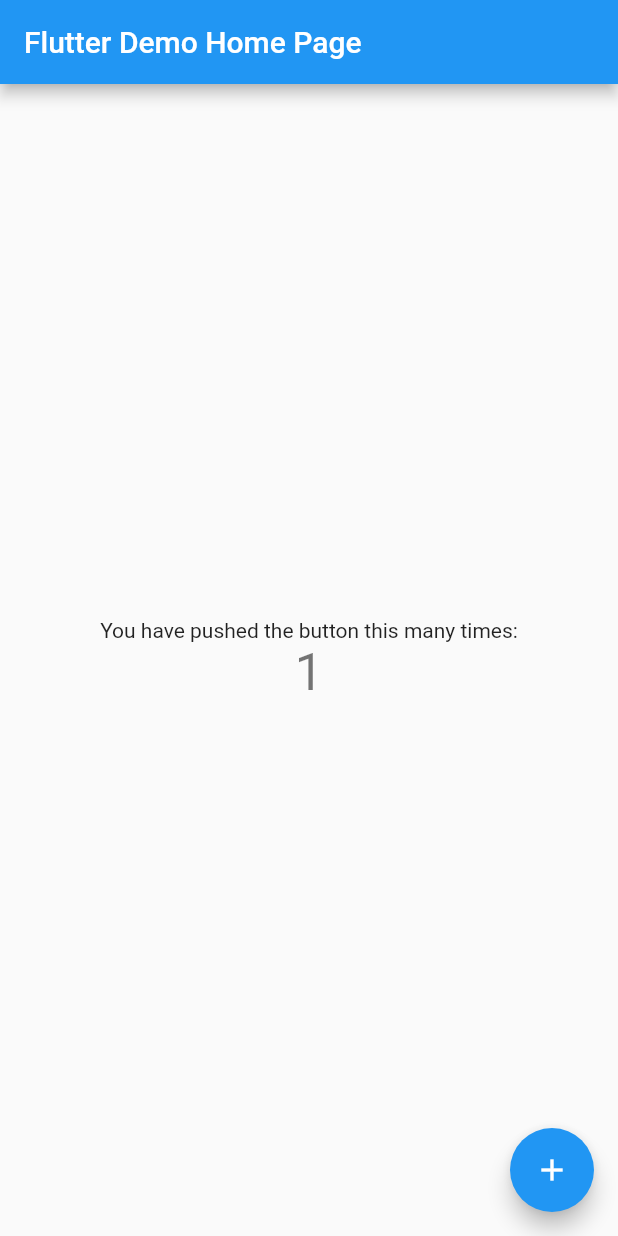
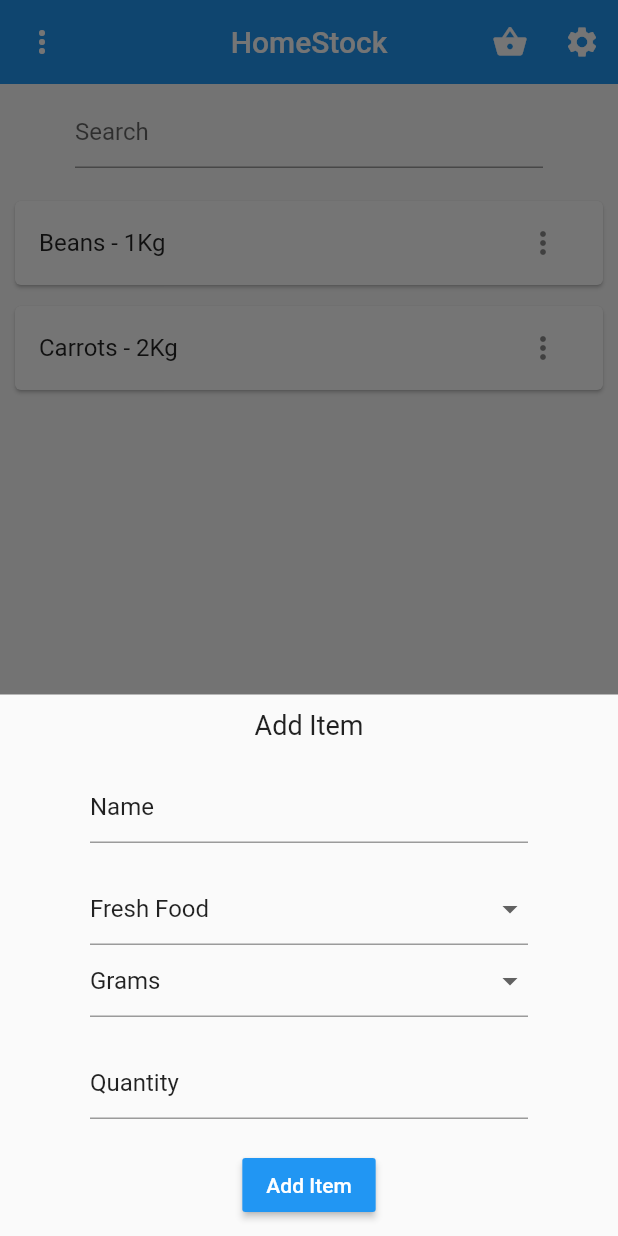
Before and after one commit to inTJ-lk/HomeStock, a Flutter app: the screen it shows after launch, after a tap on the "add" icon, on a phone screen of 412 x 824 dp. Run offline on Flutter 3.47's test engine with Material 2 defaults, Android fonts, the phone set to English and light mode, and no system bars.

Commit message:
UI: Home Page, Item List

```diff
--- a/home_stock/lib/main.dart
+++ b/home_stock/lib/main.dart
@@ -1,4 +1,5 @@
 import 'package:flutter/material.dart';
+import 'package:home_stock/screens/home/home.dart';
 
 void main() => runApp(MyApp());
 
@@ -7,105 +8,7 @@ class MyApp extends StatelessWidget {
   @override
   Widget build(BuildContext context) {
     return MaterialApp(
-      title: 'Flutter Demo',
-      theme: ThemeData(
-        // This is the theme of your application.
-        //
-        // Try running your application with "flutter run". You'll see the
-        // application has a blue toolbar. Then, without quitting the app, try
-        // changing the primarySwatch below to Colors.green and then invoke
-        // "hot reload" (press "r" in the console where you ran "flutter run",
-        // or simply save your changes to "hot reload" in a Flutter IDE).
-        // Notice that the counter didn't reset back to zero; the application
-        // is not restarted.
-        primarySwatch: Colors.blue,
-      ),
-      home: MyHomePage(title: 'Flutter Demo Home Page'),
+      home: Home(),
     );
   }
 }
-
-class MyHomePage extends StatefulWidget {
-  MyHomePage({Key key, this.title}) : super(key: key);
-
-  // This widget is the home page of your application. It is stateful, meaning
-  // that it has a State object (defined below) that contains fields that affect
-  // how it looks.
-
-  // This class is the configuration for the state. It holds the values (in this
-  // case the title) provided by the parent (in this case the App widget) and
-  // used by the build method of the State. Fields in a Widget subclass are
-  // always marked "final".
-
-  final String title;
-
-  @override
-  _MyHomePageState createState() => _MyHomePageState();
-}
-
-class _MyHomePageState extends State<MyHomePage> {
-  int _counter = 0;
-
-  void _incrementCounter() {
-    setState(() {
-      // This call to setState tells the Flutter framework that something has
-      // changed in this State, which causes it to rerun the build method below
-      // so that the display can reflect the updated values. If we changed
-      // _counter without calling setState(), then the build method would not be
-      // called again, and so nothing would appear to happen.
-      _counter++;
-    });
-  }
-
-  @override
-  Widget build(BuildContext context) {
-    // This method is rerun every time setState is called, for instance as done
-    // by the _incrementCounter method above.
-    //
-    // The Flutter framework has been optimized to make rerunning build methods
-    // fast, so that you can just rebuild anything that needs updating rather
-    // than having to individually change instances of widgets.
-    return Scaffold(
-      appBar: AppBar(
-        // Here we take the value from the MyHomePage object that was created by
-        // the App.build method, and use it to set our appbar title.
-        title: Text(widget.title),
-      ),
-      body: Center(
-        // Center is a layout widget. It takes a single child and positions it
-        // in the middle of the parent.
-        child: Column(
-          // Column is also a layout widget. It takes a list of children and
-          // arranges them vertically. By default, it sizes itself to fit its
-          // children horizontally, and tries to be as tall as its parent.
-          //
-          // Invoke "debug painting" (press "p" in the console, choose the
-          // "Toggle Debug Paint" action from the Flutter Inspector in Android
-          // Studio, or the "Toggle Debug Paint" command in Visual Studio Code)
-          // to see the wireframe for each widget.
-          //
-          // Column has various properties to control how it sizes itself and
-          // how it positions its children. Here we use mainAxisAlignment to
-          // center the children vertically; the main axis here is the vertical
-          // axis because Columns are vertical (the cross axis would be
-          // horizontal).
-          mainAxisAlignment: MainAxisAlignment.center,
-          children: <Widget>[
-            Text(
-              'You have pushed the button this many times:',
-            ),
-            Text(
-              '$_counter',
-              style: Theme.of(context).textTheme.display1,
-            ),
-          ],
-        ),
-      ),
-      floatingActionButton: FloatingActionButton(
-        onPressed: _incrementCounter,
-        tooltip: 'Increment',
-        child: Icon(Icons.add),
-      ), // This trailing comma makes auto-formatting nicer for build methods.
-    );
-  }
-}
--- /dev/null
+++ b/home_stock/lib/models/item.dart
@@ -0,0 +1,10 @@
+class Item{
+
+  final String name;
+  final String category;
+  final String metric;
+  final int quantity;
+
+  Item({this.name, this.category, this.metric, this.quantity});
+
+}
--- /dev/null
+++ b/home_stock/lib/screens/home/addItem.dart
@@ -0,0 +1,79 @@
+// import 'package:employee_activity_tracker/shared/loading.dart';
+import 'package:flutter/material.dart';
+
+class AddItem extends StatefulWidget {
+  @override
+  _AddItemState createState() => _AddItemState();
+}
+
+class _AddItemState extends State<AddItem> {
+
+  final _formKey = GlobalKey<FormState>();
+  final List<String> categories = ['Fresh Food', 'Dry Food', 'Grocery', 'Household', 'Other'];
+  final List<String> metrics = ['Grams', 'Kilograms', 'Milliliters', 'Liters', 'Packets', 'Tins', 'Other'];
+
+  String _name;
+  String _category;
+  String _metric;
+  String _quantity;
+
+  @override
+  Widget build(BuildContext context) {
+
+    return Form(
+      key: _formKey,
+      child: Column(
+        children: <Widget>[
+          Text(
+            'Add Item',
+            style: TextStyle(fontSize: 18.0),
+          ),
+          SizedBox(height: 20.0),
+          TextFormField(
+            initialValue: 'Name',
+            validator: (val) => val.isEmpty ? 'Please enter a Name' : null,
+            onChanged: (val) => setState(() => _name = val),
+          ),
+          SizedBox(height: 20.0),
+          DropdownButtonFormField(
+            value: categories[0],
+            items: categories.map((item){
+              return DropdownMenuItem(
+                value: item,
+                child: Text('$item'),
+              );
+            }).toList(),
+            onChanged: (value) {},
+          ),
+          DropdownButtonFormField(
+            value: metrics[0],
+            items: metrics.map((item){
+              return DropdownMenuItem(
+                value: item,
+                child: Text('$item'),
+              );
+            }).toList(),
+            onChanged: (value) {},
+          ),
+          SizedBox(height: 20.0),
+          TextFormField(
+            initialValue: 'Quantity',
+            validator: (val) => val.isEmpty ? 'Please enter Quantity' : null,
+            onChanged: (val) => setState(() => _quantity = val),
+          ),
+          SizedBox(height: 20.0),
+          RaisedButton(
+            color: Colors.blue,
+            child: Text(
+              'Add Item',
+              style: TextStyle(color: Colors.white)
+            ),
+            onPressed: () async {
+              Navigator.pop(context);
+            },
+          ),
+        ],
+      ),
+    );
+  }
+}
--- /dev/null
+++ b/home_stock/lib/screens/home/home.dart
@@ -0,0 +1,78 @@
+import 'package:flutter/material.dart';
+import 'package:home_stock/screens/home/addItem.dart';
+import 'package:home_stock/screens/home/itemList.dart';
+
+class Home extends StatelessWidget {
+
+  @override
+  Widget build(BuildContext context) {
+
+    void _showAddItemPanel(){
+      showModalBottomSheet(context: context,isScrollControlled: true, builder: (context){
+        return Container(
+          padding: EdgeInsets.symmetric(vertical: 10.0, horizontal: 60.0),
+          child: Column(
+            mainAxisSize: MainAxisSize.min,
+            children: <Widget>[
+              AddItem(),
+            ],
+          ),
+        );
+      });
+    }
+
+    return Scaffold(
+        appBar: AppBar(
+          title: Text('HomeStock'),
+          centerTitle: true,
+          elevation: 0.0,
+          leading: PopupMenuButton<Choice>(
+            onSelected: null,
+            itemBuilder: (BuildContext context) {
+              return choices.map((Choice choice) {
+                return PopupMenuItem<Choice>(
+                  value: choice,
+                  child: Text(choice.title),
+                );
+              }).toList();
+            }
+          ),
+          actions: <Widget>[
+            IconButton(
+              icon: Icon(Icons.shopping_basket),
+              tooltip: 'Shopping List',
+              onPressed: () {},
+            ),
+            IconButton(
+              icon: Icon(Icons.settings),
+              tooltip: 'Settings',
+              onPressed: () {},
+            ),
+          ],
+        ),
+        body: ItemList(),
+        floatingActionButton: FloatingActionButton(
+          onPressed: () {
+            _showAddItemPanel();
+          },
+          child: Icon(Icons.add),
+          backgroundColor: Colors.blue,
+        ),
+      );
+  }
+}
+
+class Choice {
+  const Choice({this.title});
+
+  final String title;
+}
+
+const List<Choice> choices = const <Choice>[
+  const Choice(title: 'Fresh Food'),
+  const Choice(title: 'Dry Food'),
+  const Choice(title: 'Grocery'),
+  const Choice(title: 'Household'),
+  const Choice(title: 'Other'),
+  // const Choice(title: 'Walk', icon: Icons.directions_walk),
+];
--- /dev/null
+++ b/home_stock/lib/screens/home/itemList.dart
@@ -0,0 +1,41 @@
+import 'package:flutter/material.dart';
+import 'package:home_stock/models/item.dart';
+import 'itemTile.dart';
+
+List items = [
+  Item(name: 'Beans', category : 'Fresh Food', metric: 'Kg', quantity: 1),
+  Item(name: 'Carrots', category : 'Fresh Food', metric: 'Kg', quantity: 2),
+];
+
+class ItemList extends StatefulWidget {
+  @override
+  _ItemListState createState() => _ItemListState();
+}
+
+class _ItemListState extends State<ItemList> {
+  @override
+  Widget build(BuildContext context) {
+
+    return Column(
+      children: <Widget>[
+        Padding(
+          padding: const EdgeInsets.fromLTRB(50.0, 8.0, 50.0, 8.0),
+          child: TextFormField(
+            onChanged: null,
+            decoration: InputDecoration(
+              hintText: 'Search'
+            ),
+          ),
+        ),
+        Expanded(
+          child: ListView.builder(
+            itemCount: items.length,
+            itemBuilder: (context, index) {
+              return ItemTile(item: items[index]);
+            },
+          ),
+        ),
+      ],
+    );
+  }
+}
--- /dev/null
+++ b/home_stock/lib/screens/home/itemTile.dart
@@ -0,0 +1,55 @@
+import 'package:flutter/material.dart';
+import 'package:home_stock/models/item.dart';
+
+class ItemTile extends StatelessWidget {
+
+  final Item item;
+
+  ItemTile({this.item});
+
+  @override
+  Widget build(BuildContext context) {
+
+    void _showEditItemPanel(){
+      showModalBottomSheet(context: context, builder: (context){
+        return Container(
+          padding: EdgeInsets.symmetric(vertical: 20.0, horizontal: 60.0),
+          child: Text('Edit Item'),
+        );
+      });
+    }
+
+    return Padding(
+      padding: EdgeInsets.only(top: 8.0),
+      child: Card(
+        margin: EdgeInsets.fromLTRB(10.0, 6.0, 10.0, 0.0),
+        child: ListTile(
+          title: Text('${item.name} - ${item.quantity}${item.metric}'),
+          trailing: PopupMenuButton<Choice>(
+                      onSelected: (value) {_showEditItemPanel();},
+                      itemBuilder: (BuildContext context) {
+                        return choices.map((Choice choice) {
+                          return PopupMenuItem<Choice>(
+                            value: choice,
+                            child: Text(choice.title),
+                          );
+                        }).toList();
+                      }
+                    ),
+        ),
+      ),
+    );
+  }
+}
+
+class Choice {
+  const Choice({this.title});
+
+  final String title;
+}
+
+const List<Choice> choices = const <Choice>[
+  const Choice(title: 'Add to Shopping List'),
+  const Choice(title: 'Edit'),
+  const Choice(title: 'Remove'),
+];
```
